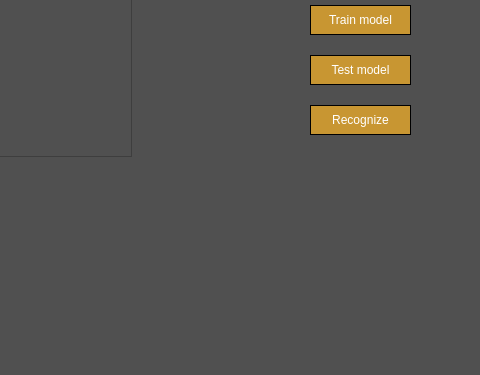
Before: the Qt Designer form src/view/view.ui in KolyaDavydov/CPP_ML_MultilauerPerceptron, drawn with Qt 5; both pictures show x 540 to 1020 and y 425 to 800 of the 1020 by 800 pixel window.
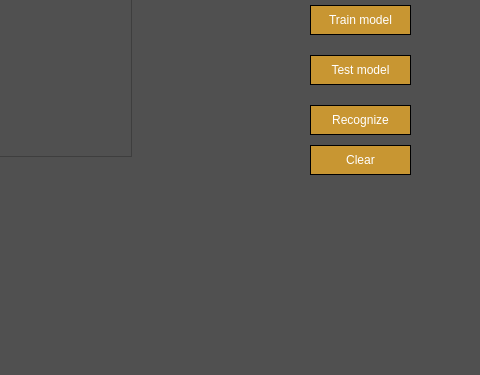
After: the same form once the commit is applied.

Commit message: add paint function

What changed in the file:
```diff
--- a/src/view/view.ui
+++ b/src/view/view.ui
@@ -341,6 +341,29 @@
      <string>Recognize</string>
     </property>
    </widget>
+   <widget class="QPushButton" name="pushButton_clear_paint">
+    <property name="geometry">
+     <rect>
+      <x>850</x>
+      <y>570</y>
+      <width>101</width>
+      <height>30</height>
+     </rect>
+    </property>
+    <property name="styleSheet">
+     <string notr="true">QPushButton {
+  color: white;
+  background-color: rgb(200, 150, 50);
+  border: 1px solid black;
+}
+QPushButton:pressed {
+    background-color: rgb(150, 100, 0);
+}</string>
+    </property>
+    <property name="text">
+     <string>Clear</string>
+    </property>
+   </widget>
   </widget>
   <widget class="QStatusBar" name="statusbar"/>
  </widget>
```
Left out of the diff: 11 changed lines with no effect on the pictures. The commit also changes 8 other files.
